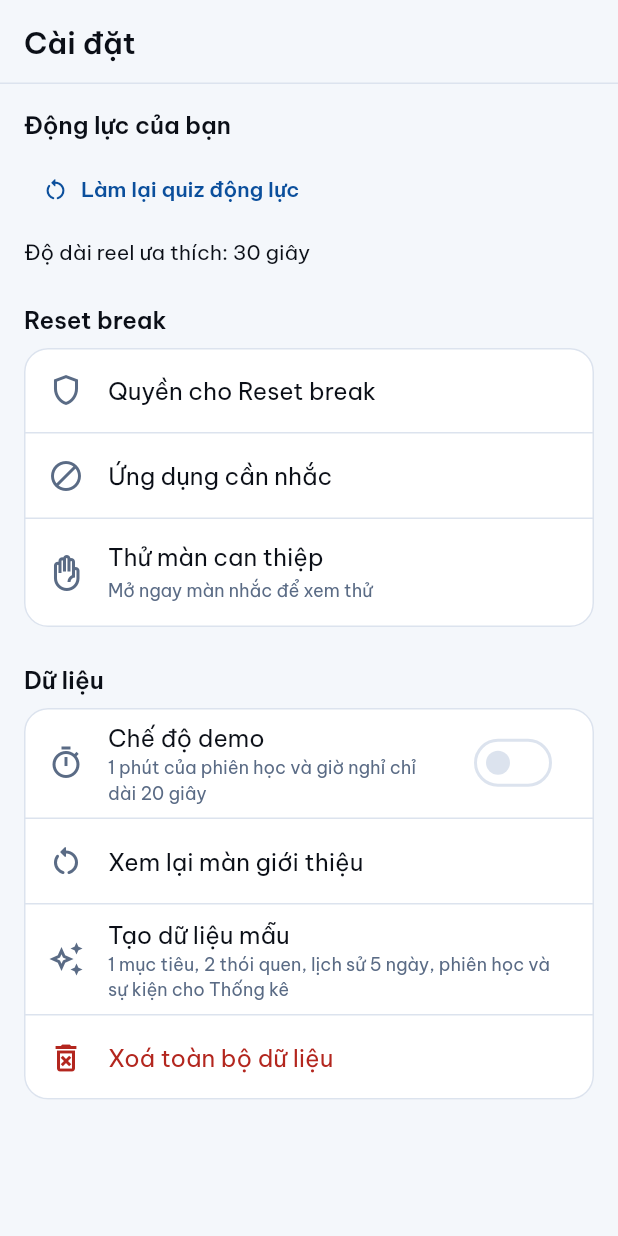
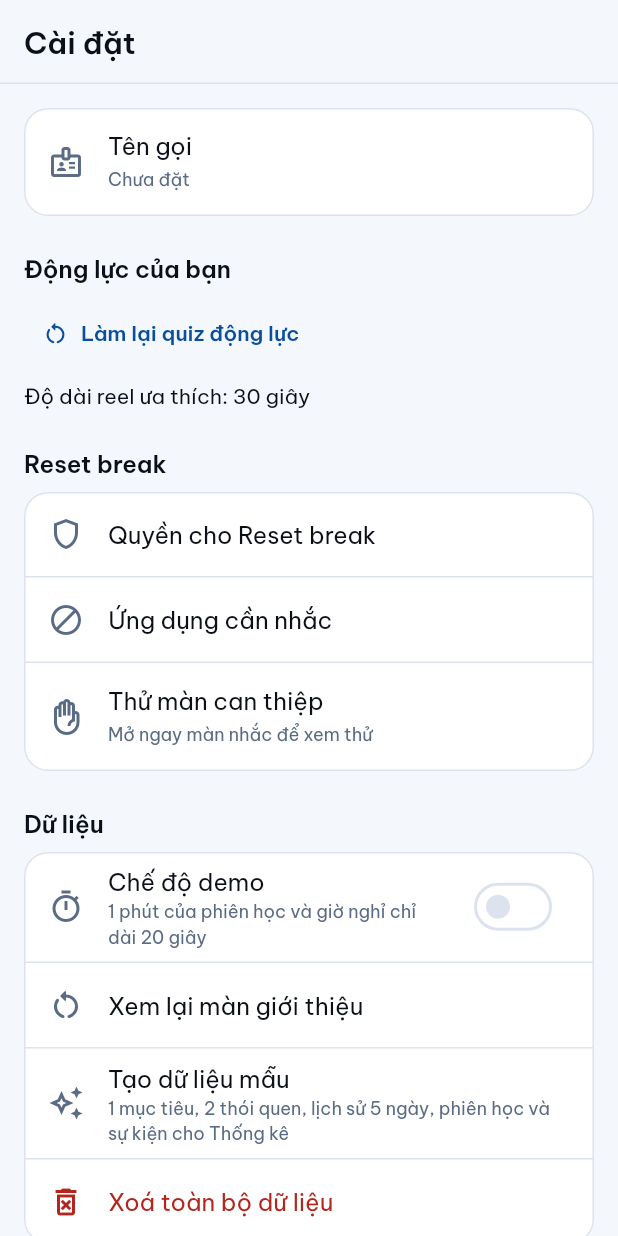
Before and after one commit to KhangDeepTry2211/Disgret, a Flutter app: the SettingsScreen screen opened by its route, on a phone screen of 412 x 824 dp. Run offline on Flutter 3.47's test engine with Material 3 defaults, Android fonts, the phone set to English and light mode, and no system bars; our stand-ins replace fl_chart, flutter_riverpod, flutter_svg, go_router, google_fonts, hive and 4 more; accounts and stored records are empty.

Commit message:
feat: greet the student by name on Hôm nay (007)
007-T001..T002, ADR-0012. The header now reads "DisGret" above
"Chào buổi sáng, <tên>".

- UserProfile.displayName (default empty), cleaned by
  UserProfile.cleanName: trimmed, inner spaces collapsed, first 20
  code points; never in events or exports.
- Onboarding asks "Bạn muốn Gret gọi bạn là gì?" right after the
  story; replaying the introduction pre-fills it.
- Cài đặt: "Tên gọi" row with its own dialog (Hủy / Lưu).
- Onboarding tests now pass the name page.

Checked on Pixel_8_API_35.

Co-Authored-By: Claude Opus 5.5 <noreply@anthropic.com>

```diff
--- a/lib/data/models/user_profile.dart
+++ b/lib/data/models/user_profile.dart
@@ -6,9 +6,21 @@ class UserProfile {
     required this.motivationTypes,
     required this.preferredReelLength,
     this.demoMode = false,
+    this.displayName = '',
   });
 
   static const int defaultReelLength = 30;
+
+  /// 5.1 Longest name kept, in Unicode code points (spec 007 FR-002).
+  static const int maxNameLength = 20;
+
+  /// Trims, collapses inner spaces and keeps the first [maxNameLength] code points, so accented
+  /// letters typed on a phone and emoji are never cut in half.
+  static String cleanName(String raw) {
+    final words = raw.trim().split(RegExp(r'\s+')).where((word) => word.isNotEmpty);
+    final joined = words.join(' ');
+    return String.fromCharCodes(joined.runes.take(maxNameLength)).trimRight();
+  }
 
   /// 1.1 Hai loại động lực có điểm quiz cao nhất.
   final List<MotivationType> motivationTypes;
@@ -20,16 +32,26 @@ class UserProfile {
   /// FocusSessionTimer.demoTimeScale), để test và trình bày nhanh.
   final bool demoMode;
 
-  UserProfile copyWith({List<MotivationType>? motivationTypes, bool? demoMode}) => UserProfile(
+  /// 5.1 Tên gọi (spec 007, ADR-0012): only for the greeting on Hôm nay; empty means none. Kept on
+  /// the phone, never in events or exports.
+  final String displayName;
+
+  UserProfile copyWith({
+    List<MotivationType>? motivationTypes,
+    bool? demoMode,
+    String? displayName,
+  }) => UserProfile(
     motivationTypes: motivationTypes ?? this.motivationTypes,
     preferredReelLength: preferredReelLength,
     demoMode: demoMode ?? this.demoMode,
+    displayName: displayName ?? this.displayName,
   );
 
   Map<String, dynamic> toMap() => {
     'motivationTypes': motivationTypes.map((type) => type.name).toList(),
     'preferredReelLength': preferredReelLength,
     'demoMode': demoMode,
+    'displayName': displayName,
   };
 
   factory UserProfile.fromMap(Map<String, dynamic> map) => UserProfile(
@@ -39,5 +61,7 @@ class UserProfile {
     preferredReelLength: map['preferredReelLength'] as int,
     // Hồ sơ lưu từ trước khi có trường này thì coi như chưa bật.
     demoMode: map['demoMode'] as bool? ?? false,
+    // Profiles saved before the name existed have none.
+    displayName: map['displayName'] as String? ?? '',
   );
 }
--- a/lib/l10n/app_strings.dart
+++ b/lib/l10n/app_strings.dart
@@ -12,6 +12,7 @@ class AppStrings {
   static const String close = 'Đóng';
   static const String save = 'Lưu';
   static const String back = 'Quay lại';
+  static const String cancel = 'Hủy';
   static const String backToToday = 'Về Hôm nay';
 
   // ---------- Tabs (5.1) ----------
@@ -35,6 +36,13 @@ class AppStrings {
   static String identity(String identity) => 'Tôi là người $identity';
   static String minutes(int n) => '$n phút';
   static String demoHint(int seconds) => 'Chế độ demo: 1 phút chỉ dài $seconds giây';
+
+  // ---------- 5.1 Tên gọi (spec 007) ----------
+  static const String nameQuestion = 'Bạn muốn Gret gọi bạn là gì?';
+  static const String nameLabel = 'Tên gọi';
+  static const String nameHint = 'Biệt danh cũng được, để trống cũng không sao';
+  static const String nameNotSet = 'Chưa đặt';
+  static const String namePrivacy = 'Chỉ lưu trên máy này, để Gret chào bạn.';
 
   // ---------- Plan sheet ----------
   static const String planSheetTitle = 'Phiên học tiếp theo';
@@ -150,6 +158,10 @@ class AppStrings {
   static const String greetingEvening = 'Chào buổi tối';
 
   /// Greeting by time of day: before 11:00 morning, before 18:00 afternoon, then evening.
+  /// 5.1 The header greeting, followed by the student's name when there is one (spec 007).
+  static String greetingFor(DateTime now, String name) =>
+      name.isEmpty ? greeting(now) : '${greeting(now)}, $name';
+
   static String greeting(DateTime now) => now.hour < 11
       ? greetingMorning
       : now.hour < 18
--- a/lib/providers/app_providers.dart
+++ b/lib/providers/app_providers.dart
@@ -77,6 +77,10 @@ class ProfileNotifier extends Notifier<UserProfile?> {
 
   /// Bật hoặc tắt chế độ demo trong Cài đặt.
   Future<void> setDemoMode(bool enabled) => _save(_currentOrDefault.copyWith(demoMode: enabled));
+
+  /// 5.1 Tên gọi in Cài đặt (spec 007); cleaned before it is kept.
+  Future<void> setDisplayName(String raw) =>
+      _save(_currentOrDefault.copyWith(displayName: UserProfile.cleanName(raw)));
 
   UserProfile get _currentOrDefault =>
       state ??
--- a/lib/theme/app_theme.dart
+++ b/lib/theme/app_theme.dart
@@ -594,6 +594,7 @@ class AppIcons {
   static const IconData home = Icons.home_outlined;
   static const IconData reels = Icons.play_circle_outline_rounded;
   static const IconData focus = Icons.timer_outlined;
+  static const IconData name = Icons.badge_outlined;
 
   /// 5.6 Study places: Gret's sea and Quán San Hô.
   static const IconData sea = Icons.waves_rounded;
```
Also changed, not shown: lib/screens/onboarding_screen.dart (+36 -1 lines), lib/screens/settings_screen.dart (+71 -0 lines), lib/screens/today_screen.dart (+8 -1 lines), 11 other files.
